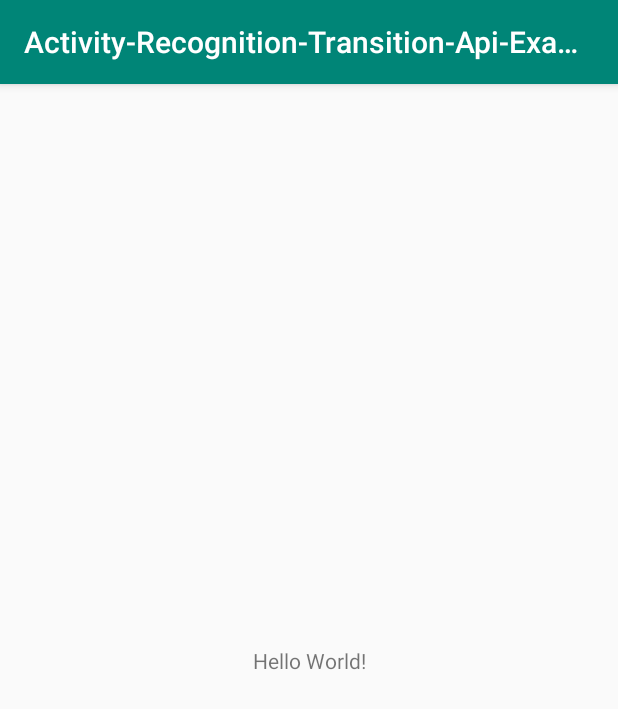
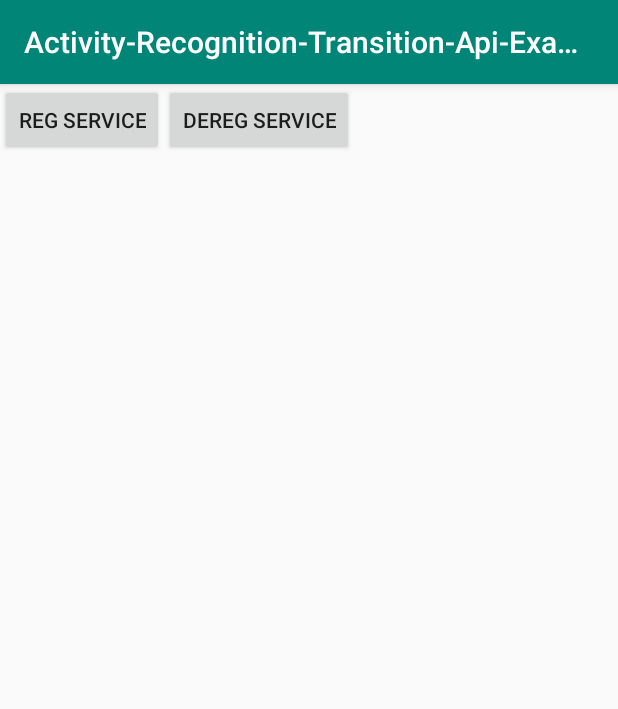
Before and after one commit to kj84park/ActivityRecognitionTransitionApI, an Android app: the screen it shows after launch (MainActivity), on a phone screen of 412 x 824 dp. Shown: the top 709 px of the screen. Run offline under Robolectric (Android 15) with nearby library versions, the phone set to English and light mode, and no system bars.

Commit message:
add reg, dereg button. remove broadcast receiver.

```diff
--- a/app/src/main/java/com/kjexample/hansol/activity_recognition_transition_api_example/ArtService.kt
+++ b/app/src/main/java/com/kjexample/hansol/activity_recognition_transition_api_example/ArtService.kt
@@ -12,7 +12,7 @@ class ArtService : IntentService("ArtService") {
             val result = ActivityTransitionResult.extractResult(intent)
             result?.let {
                 for (event in it.transitionEvents) {
-                    Log.d(this.toString(), """####${event.toString()}""")
+                    Log.d(this.toString(), """#### 11111 ${event.toString()}""")
                 }
             }
         }
--- a/app/src/main/java/com/kjexample/hansol/activity_recognition_transition_api_example/MainActivity.kt
+++ b/app/src/main/java/com/kjexample/hansol/activity_recognition_transition_api_example/MainActivity.kt
@@ -9,13 +9,13 @@ import com.google.android.gms.location.ActivityTransitionRequest
 import com.google.android.gms.location.DetectedActivity
 import android.content.Intent
 import android.widget.Toast
+import kotlinx.android.synthetic.main.activity_main.*
 
 
 class MainActivity : AppCompatActivity() {
 
     val transitions = ArrayList<ActivityTransition>()
     lateinit var transitionPendingIntent: PendingIntent
-
 
     override fun onCreate(savedInstanceState: Bundle?) {
         super.onCreate(savedInstanceState)
@@ -38,20 +38,28 @@ class MainActivity : AppCompatActivity() {
                 .setActivityTransition(ActivityTransition.ACTIVITY_TRANSITION_EXIT)
                 .build())
 
-        val request = ActivityTransitionRequest(transitions)
+        btn_reg.setOnClickListener {
+            val request = ActivityTransitionRequest(transitions)
+            val intent = Intent(this, ArtService::class.java)
+            transitionPendingIntent = PendingIntent.getService(this, 100, intent, PendingIntent.FLAG_UPDATE_CURRENT)
+            val task = ActivityRecognition.getClient(this).requestActivityTransitionUpdates(request, transitionPendingIntent)
+            task.addOnSuccessListener {
+                Toast.makeText(this, "reg success", Toast.LENGTH_LONG).show()
+            }
+            task.addOnFailureListener {
+                Toast.makeText(this, "reg fail", Toast.LENGTH_LONG).show()
+            }
 
-        val intent = Intent(this,ArtReceiver::class.java)
-        transitionPendingIntent = PendingIntent.getService(this, 100, intent, PendingIntent.FLAG_UPDATE_CURRENT)
+            btn_dereg.setOnClickListener {
 
-        val task = ActivityRecognition.getClient(this).requestActivityTransitionUpdates(request, transitionPendingIntent)
-
-        task.addOnSuccessListener {
-            Toast.makeText(this, "success", Toast.LENGTH_LONG).show()
+                val task = ActivityRecognition.getClient(this).removeActivityTransitionUpdates(transitionPendingIntent)
+                task.addOnSuccessListener {
+                    Toast.makeText(this, "dereg success", Toast.LENGTH_LONG).show()
+                }
+                task.addOnFailureListener {
+                    Toast.makeText(this, "dereg fail", Toast.LENGTH_LONG).show()
+                }
+            }
         }
-
-        task.addOnFailureListener {
-            Toast.makeText(this, "fail", Toast.LENGTH_LONG).show()
-        }
-
     }
 }
--- a/app/src/main/res/layout/activity_main.xml
+++ b/app/src/main/res/layout/activity_main.xml
@@ -6,13 +6,20 @@
     android:layout_height="match_parent"
     tools:context=".MainActivity">
 
-    <TextView
+    <LinearLayout
+        android:layout_width="match_parent"
+        android:layout_height="match_parent">
+    <Button
+        android:id="@+id/btn_reg"
         android:layout_width="wrap_content"
         android:layout_height="wrap_content"
-        android:text="Hello World!"
-        app:layout_constraintBottom_toBottomOf="parent"
-        app:layout_constraintLeft_toLeftOf="parent"
-        app:layout_constraintRight_toRightOf="parent"
-        app:layout_constraintTop_toTopOf="parent" />
+        android:text="reg service" />
 
+    <Button
+        android:id="@+id/btn_dereg"
+        android:layout_width="wrap_content"
+        android:layout_height="wrap_content"
+        android:text="dereg service"
+        />
+    </LinearLayout>
 </android.support.constraint.ConstraintLayout>
```
Also changed, not shown: app/src/main/java/com/kjexample/hansol/activity_recognition_transition_api_example/ArtReceiver.kt (deleted, +0 -21 lines).
